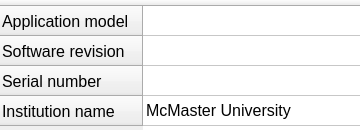
This is DCM/ui_files/about.ui in CarlosCapili/3K04-Pacemaker-Project as Qt 5 draws it before an edit. The edited form follows.
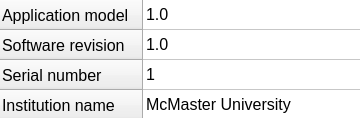
This is the edited form.

```diff
--- a/DCM/ui_files/about.ui
+++ b/DCM/ui_files/about.ui
@@ -7,7 +7,7 @@
     <x>0</x>
     <y>0</y>
     <width>360</width>
-    <height>130</height>
+    <height>118</height>
    </rect>
   </property>
   <property name="windowTitle">
@@ -30,9 +30,18 @@
    <property name="frameShape">
     <enum>QFrame::NoFrame</enum>
    </property>
+   <attribute name="horizontalHeaderVisible">
+    <bool>false</bool>
+   </attribute>
    <attribute name="horizontalHeaderStretchLastSection">
     <bool>true</bool>
    </attribute>
+   <attribute name="verticalHeaderVisible">
+    <bool>true</bool>
+   </attribute>
+   <attribute name="verticalHeaderCascadingSectionResizes">
+    <bool>false</bool>
+   </attribute>
    <row>
     <property name="text">
      <string>Application model</string>
@@ -55,23 +64,45 @@
    </row>
    <column>
     <property name="text">
-     <string/>
+     <string>Values</string>
     </property>
     <property name="font">
      <font>
-      <pointsize>1</pointsize>
+      <pointsize>9</pointsize>
      </font>
     </property>
    </column>
+   <item row="0" column="0">
+    <property name="text">
+     <string>1.0</string>
+    </property>
+    <property name="flags">
+     <set>ItemIsDragEnabled|ItemIsUserCheckable|ItemIsEnabled</set>
+    </property>
+   </item>
    <item row="1" column="0">
     <property name="text">
-     <string/>
+     <string>1.0</string>
+    </property>
+    <property name="flags">
+     <set>ItemIsDragEnabled|ItemIsUserCheckable|ItemIsEnabled</set>
+    </property>
+   </item>
+   <item row="2" column="0">
+    <property name="text">
+     <string>1</string>
+    </property>
+    <property name="flags">
+     <set>ItemIsDragEnabled|ItemIsUserCheckable|ItemIsEnabled</set>
     </property>
    </item>
    <item row="3" column="0">
     <property name="text">
      <string>McMaster University</string>
     </property>
+    <property name="flags">
+     <set>ItemIsDragEnabled|ItemIsUserCheckable|ItemIsEnabled</set>
+    </property>
    </item>
   </widget>
  </widget>
```
